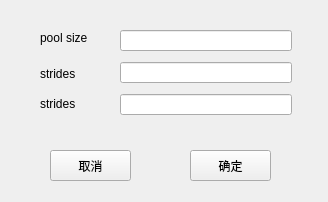
Qt form GUI/addPooling.ui (k3bluesky/CV_toolBox) before a commit.
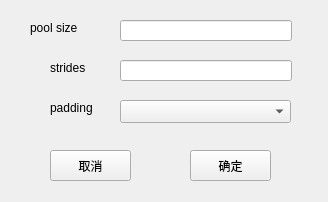
The same form after that commit.

Patch:
```diff
--- a/GUI/addPooling.ui
+++ b/GUI/addPooling.ui
@@ -13,22 +13,12 @@
   <property name="windowTitle">
    <string>Add Pooling</string>
   </property>
-  <widget class="QLineEdit" name="lineEdit_3">
+  <widget class="QLabel" name="stridesLabel">
    <property name="geometry">
     <rect>
-     <x>120</x>
-     <y>94</y>
-     <width>172</width>
-     <height>21</height>
-    </rect>
-   </property>
-  </widget>
-  <widget class="QLabel" name="label_2">
-   <property name="geometry">
-    <rect>
-     <x>40</x>
-     <y>66</y>
-     <width>56</width>
+     <x>50</x>
+     <y>60</y>
+     <width>71</width>
      <height>16</height>
     </rect>
    </property>
@@ -39,21 +29,21 @@
   <widget class="QLabel" name="label_3">
    <property name="geometry">
     <rect>
-     <x>40</x>
-     <y>96</y>
-     <width>56</width>
+     <x>50</x>
+     <y>100</y>
+     <width>71</width>
      <height>16</height>
     </rect>
    </property>
    <property name="text">
-    <string>strides</string>
+    <string>padding</string>
    </property>
   </widget>
   <widget class="QLineEdit" name="lineEdit">
    <property name="geometry">
     <rect>
      <x>120</x>
-     <y>30</y>
+     <y>20</y>
      <width>172</width>
      <height>21</height>
     </rect>
@@ -62,9 +52,9 @@
   <widget class="QLabel" name="label">
    <property name="geometry">
     <rect>
-     <x>40</x>
-     <y>30</y>
-     <width>72</width>
+     <x>30</x>
+     <y>20</y>
+     <width>91</width>
      <height>16</height>
     </rect>
    </property>
@@ -76,7 +66,7 @@
    <property name="geometry">
     <rect>
      <x>120</x>
-     <y>62</y>
+     <y>60</y>
      <width>172</width>
      <height>21</height>
     </rect>
@@ -108,6 +98,16 @@
     <string>取消</string>
    </property>
   </widget>
+  <widget class="QComboBox" name="paddingComboBox">
+   <property name="geometry">
+    <rect>
+     <x>120</x>
+     <y>100</y>
+     <width>171</width>
+     <height>23</height>
+    </rect>
+   </property>
+  </widget>
  </widget>
  <resources/>
  <connections/>
```
Left out of the diff: 12 changed lines with no effect on the pictures.
